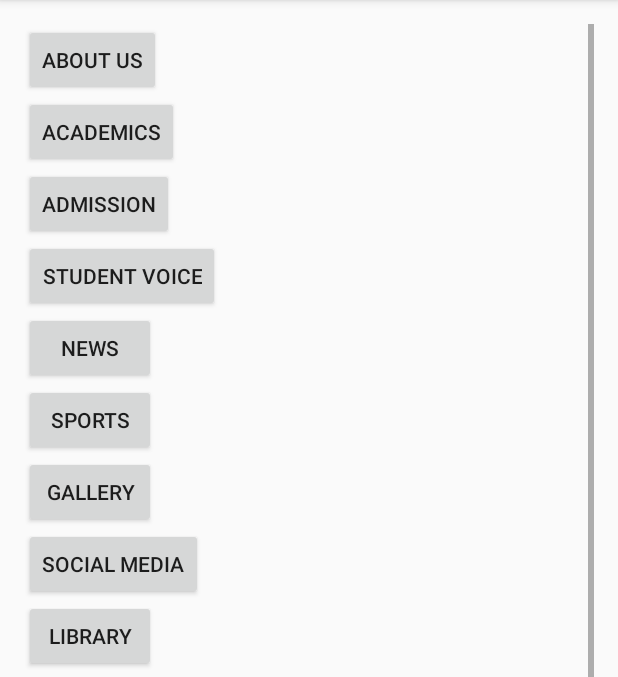
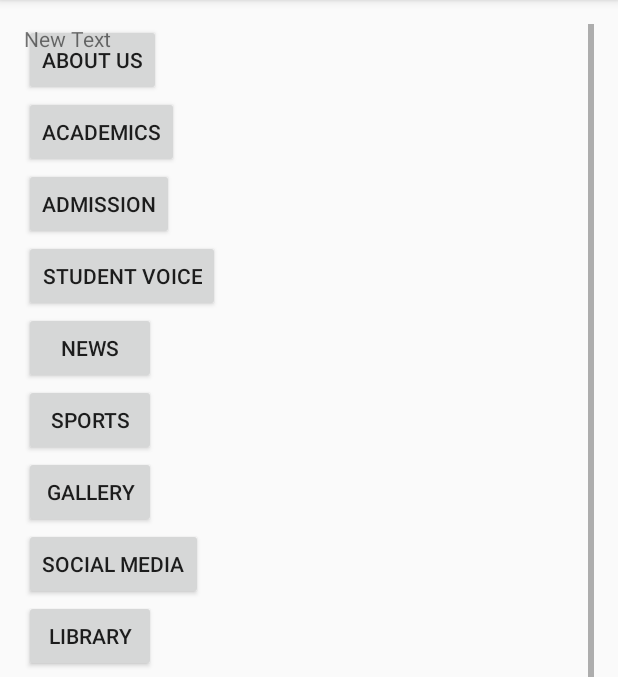
Before and after one commit to mianmiano/SiamUniversity, an Android app: the MainActivity screen opened directly, with no data from a screen before it, on a phone screen of 412 x 824 dp, the part 84-761 px from its top. Run offline under Robolectric (Android 15) with nearby library versions, the phone set to English and light mode, and no system bars.

Commit message:
this is a fenzhi

```diff
--- a/app/src/main/res/layout/activity_main.xml
+++ b/app/src/main/res/layout/activity_main.xml
@@ -114,5 +114,11 @@
     </LinearLayout>
     </ScrollView>
 
+    <TextView
+        android:layout_width="wrap_content"
+        android:layout_height="wrap_content"
+        android:text="New Text"
+        android:id="@+id/textView2" />
+
 
 </RelativeLayout>
```
